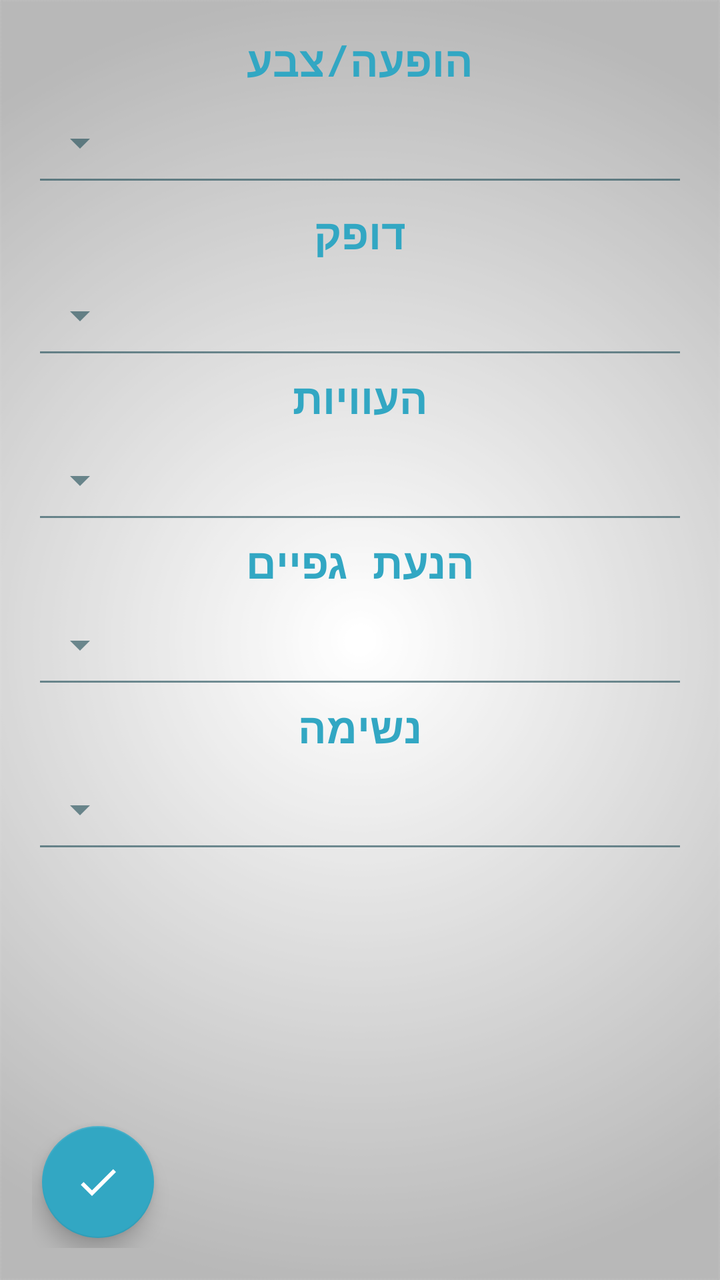
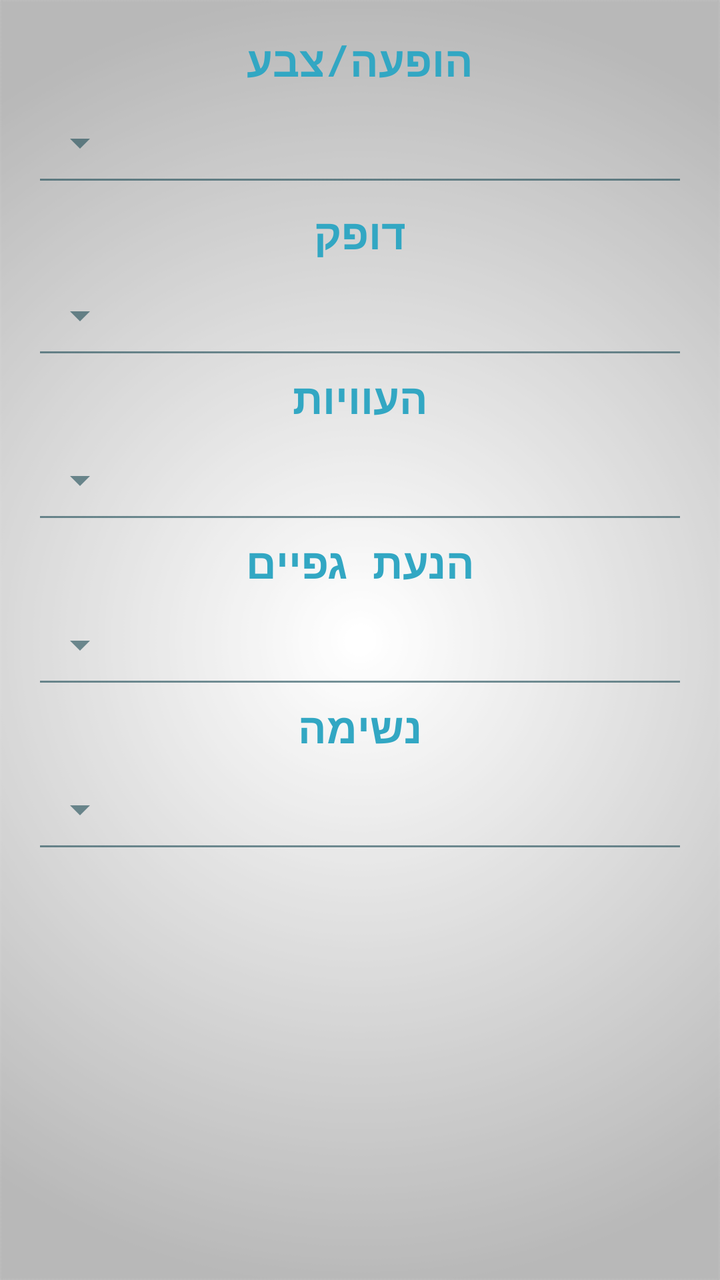

Before-and-after screenshots of an Android layout around one commit, followed by the original layout XML and the change that was made.
<!-- AndroidManifest.xml: application theme AppTheme -->
<!-- res/layout/activity_apgar_calc.xml -->
<?xml version="1.0" encoding="utf-8"?>
<android.support.design.widget.CoordinatorLayout
    xmlns:android="http://schemas.android.com/apk/res/android"
    xmlns:app="http://schemas.android.com/apk/res-auto"
    xmlns:tools="http://schemas.android.com/tools"
    android:layout_width="match_parent"
    android:layout_height="match_parent"
    android:padding="@dimen/activity_horizontal_margin">
    <ScrollView
        android:layout_width="match_parent"
        android:layout_height="match_parent">
    <RelativeLayout
        android:orientation="vertical" android:layout_width="match_parent"
        android:layout_height="match_parent"
        android:layoutDirection="ltr">
        <TextView
            android:layout_width="match_parent"
            android:layout_height="wrap_content"
            android:text="@string/Appe"
            android:id="@+id/ApperenceTxt"
            android:textColor="@color/ColorAqua"
            android:textStyle="bold"
            android:gravity="center"
            android:textSize="21sp"/>
        <android.support.design.widget.TextInputLayout
            android:layout_width="match_parent"
            android:layout_height="wrap_content"
            android:id="@+id/Apperence"
            android:hint="@string/Appe"
            android:layout_below="@+id/ApperenceTxt">
            <Spinner
                android:layout_width="match_parent"
                android:layout_height="54dp"
                android:layoutDirection="rtl"
                android:id="@+id/ApperenceS"
                style="@style/Widget.AppCompat.Spinner.Underlined"
                android:layout_gravity="left"
                android:spinnerMode="dropdown" />
        </android.support.design.widget.TextInputLayout>
        <TextView
            android:layout_width="match_parent"
            android:layout_height="wrap_content"
            android:text="@string/Puls"
            android:id="@+id/PulseTxt"
            android:textSize="21sp"
            android:textColor="@color/ColorAqua"
            android:textStyle="bold"
            android:gravity="center"
            android:layout_marginTop="4dp"
            android:layout_below="@id/Apperence"/>
        <android.support.design.widget.TextInputLayout
            android:layout_width="match_parent"
            android:layout_height="wrap_content"
            android:id="@+id/Pulse"
            android:layout_below="@+id/PulseTxt">
            <Spinner
                android:layout_width="match_parent"
                android:layout_height="54dp"
                android:id="@+id/PulseS"
                android:layoutDirection="rtl"
                style="@style/Widget.AppCompat.Spinner.Underlined"
                android:layout_gravity="left"
                android:spinnerMode="dropdown" />
        </android.support.design.widget.TextInputLayout>
        <TextView
            android:layout_width="match_parent"
            android:layout_height="wrap_content"
            android:text="@string/Grim"
            android:id="@+id/GrimaceTxt"
            android:layout_below="@id/Pulse"
            android:textColor="@color/ColorAqua"
            android:textStyle="bold"
            android:gravity="center"
            android:textSize="21sp"/>
        <android.support.design.widget.TextInputLayout
            android:layout_width="match_parent"
            android:layout_height="wrap_content"
            android:id="@+id/Grimace"
            android:layout_below="@+id/GrimaceTxt">
            <Spinner
                android:layout_width="match_parent"
                android:layout_height="54dp"
                android:id="@+id/GrimaceS"
                android:layoutDirection="rtl"
                style="@style/Widget.AppCompat.Spinner.Underlined"
                android:layout_gravity="left"
                android:spinnerMode="dropdown" />
        </android.support.design.widget.TextInputLayout>
        <TextView
            android:layout_width="match_parent"
            android:layout_height="wrap_content"
            android:text="@string/Acti"
            android:id="@+id/ActivityTxt"
            android:textSize="21sp"
            android:textColor="@color/ColorAqua"
            android:textStyle="bold"
            android:gravity="center"
            android:layout_below="@id/Grimace"/>
        <android.support.design.widget.TextInputLayout
            android:layout_width="match_parent"
            android:layout_height="wrap_content"
            android:id="@+id/Activity"
            android:layout_below="@+id/ActivityTxt">
            <Spinner
                android:layout_width="match_parent"
                android:layout_height="54dp"
                android:id="@+id/ActivityS"
                android:layoutDirection="rtl"
                style="@style/Widget.AppCompat.Spinner.Underlined"
                android:layout_gravity="left"
                android:spinnerMode="dropdown" />
        </android.support.design.widget.TextInputLayout>
        <TextView
            android:layout_width="match_parent"
            android:layout_height="wrap_content"
            android:text="@string/Resp"
            android:id="@+id/RespirationsTxt"
            android:layout_below="@id/Activity"
            android:textColor="@color/ColorAqua"
            android:textStyle="bold"
            android:gravity="center"
            android:textSize="21sp"/>
        <android.support.design.widget.TextInputLayout
            android:layout_width="match_parent"
            android:layout_height="wrap_content"
            android:id="@+id/Respirations"
            android:layout_below="@+id/RespirationsTxt">
            <Spinner
                android:layout_width="match_parent"
                android:layout_height="54dp"
                android:id="@+id/RespirationsS"
                style="@style/Widget.AppCompat.Spinner.Underlined"
                android:layout_gravity="left"
                android:layoutDirection="rtl"
                android:spinnerMode="dropdown" />
        </android.support.design.widget.TextInputLayout>

        <TextView
            android:layout_width="match_parent"
            android:scrollbars="vertical"
            android:layout_height="50sp"
            android:textSize="19sp"
            android:id="@+id/ResultTxt"
            android:layout_below="@+id/Respirations"/>
    </RelativeLayout>
    </ScrollView>
    <android.support.design.widget.FloatingActionButton
        android:layout_width="wrap_content"
        android:layout_height="wrap_content"
        android:id="@+id/sendVitals"
        android:src="@drawable/ic_done"
        app:backgroundTint="@color/ColorAqua"
        app:rippleColor="@color/ColorBlue"
        android:layout_gravity="bottom|left"
        android:layout_marginLeft="5dp"
        android:layout_marginBottom="5dp"/>
</android.support.design.widget.CoordinatorLayout>
<!-- resources referenced by this layout -->
<resources>
  <color name="ColorAqua">#32a7c3</color>
  <color name="ColorBlue">#98194853</color>
  <dimen name="activity_horizontal_margin">16dp</dimen>
  <!-- drawable ic_done (drawable) -->
  <vector xmlns:android="http://schemas.android.com/apk/res/android"
          android:width="24dp"
          android:height="24dp"
          android:viewportWidth="24.0"
          android:viewportHeight="24.0">
      <path
          android:fillColor="#FFF"
          android:pathData="M9,16.2L4.8,12l-1.4,1.4L9,19 21,7l-1.4,-1.4L9,16.2z"/>
  </vector>
  <string name="Acti">הנעת גפיים</string>
  <string name="Appe">הופעה/צבע</string>
  <string name="Grim">העוויות</string>
  <string name="Puls">דופק</string>
  <string name="Resp">נשימה</string>
  <style name="AppTheme" parent="Theme.AppCompat.Light">
          
          <item name="android:textColor">@color/Black</item>
          <item name="colorPrimary">@color/ColorPrimary</item>
          <item name="colorPrimaryDark">@color/ColorPrimaryDark</item>
          <item name="android:textColorHintInverse">@color/ColorBlue</item>
          <item name="actionBarTheme">@style/ThemeOverlay.AppCompat.Dark.ActionBar</item>
          <item name="buttonStyle">@style/FButton</item>
          <item name="android:buttonStyle">@style/FButton</item>
          <item name="colorAccent">@color/materialGrey300</item>
          
          <item name="android:actionMenuTextColor">@color/Black</item>
          <item name="android:itemBackground">@color/materialGrey300</item>
          <item name="android:textColorSecondary">@color/ColorRedDark</item>
          <item name="android:windowBackground">@drawable/ic_bgg</item>
          <item name="android:typeface">monospace</item>
  
          <item name="android:textColorHint">@color/ColorAqua</item>
          <item name="colorControlNormal">@color/ColorBlue</item>
          <item name="colorControlActivated">@color/ColorAqua</item>
          <item name="colorControlHighlight">@color/ColorAqua</item>
      </style>
  <color name="Black">#000000</color>
  <color name="ColorPrimary">#10133b</color>
  <color name="ColorPrimaryDark">#1a1d4b</color>
  <style name="FButton" parent="Theme.AppCompat.Light">
          <item name="colorControlHighlight">@color/ColorBlue</item>
          <item name="android:textColor">@color/ColorAqua</item>
          <item name="android:textSize">20sp</item>
      </style>
  <color name="materialGrey300">#ffe0e0e0</color>
  <color name="ColorRedDark">#6b0000</color>
  <!-- drawable ic_bgg: png bitmap (drawable, 33899 bytes) -->
</resources>

<!-- the commit's change to res/layout/activity_apgar_calc.xml (unified diff, before → after) -->
@@ -11,7 +11,7 @@
         android:layout_height="match_parent">
     <RelativeLayout
         android:orientation="vertical" android:layout_width="match_parent"
-        android:layout_height="match_parent"
+        android:layout_height="wrap_content"
         android:layoutDirection="ltr">
         <TextView
             android:layout_width="match_parent"
@@ -138,20 +138,10 @@
         <TextView
             android:layout_width="match_parent"
             android:scrollbars="vertical"
-            android:layout_height="50sp"
+            android:layout_height="wrap_content"
             android:textSize="19sp"
             android:id="@+id/ResultTxt"
             android:layout_below="@+id/Respirations"/>
     </RelativeLayout>
     </ScrollView>
-    <android.support.design.widget.FloatingActionButton
-        android:layout_width="wrap_content"
-        android:layout_height="wrap_content"
-        android:id="@+id/sendVitals"
-        android:src="@drawable/ic_done"
-        app:backgroundTint="@color/ColorAqua"
-        app:rippleColor="@color/ColorBlue"
-        android:layout_gravity="bottom|left"
-        android:layout_marginLeft="5dp"
-        android:layout_marginBottom="5dp"/>
 </android.support.design.widget.CoordinatorLayout>
<!-- resource entries referenced after the edit -->
@@ -3,16 +3,6 @@
   <color name="ColorAqua">#32a7c3</color>
   <color name="ColorBlue">#98194853</color>
   <dimen name="activity_horizontal_margin">16dp</dimen>
-  <!-- drawable ic_done (drawable) -->
-  <vector xmlns:android="http://schemas.android.com/apk/res/android"
-          android:width="24dp"
-          android:height="24dp"
-          android:viewportWidth="24.0"
-          android:viewportHeight="24.0">
-      <path
-          android:fillColor="#FFF"
-          android:pathData="M9,16.2L4.8,12l-1.4,1.4L9,19 21,7l-1.4,-1.4L9,16.2z"/>
-  </vector>
   <string name="Acti">הנעת גפיים</string>
   <string name="Appe">הופעה/צבע</string>
   <string name="Grim">העוויות</string>
